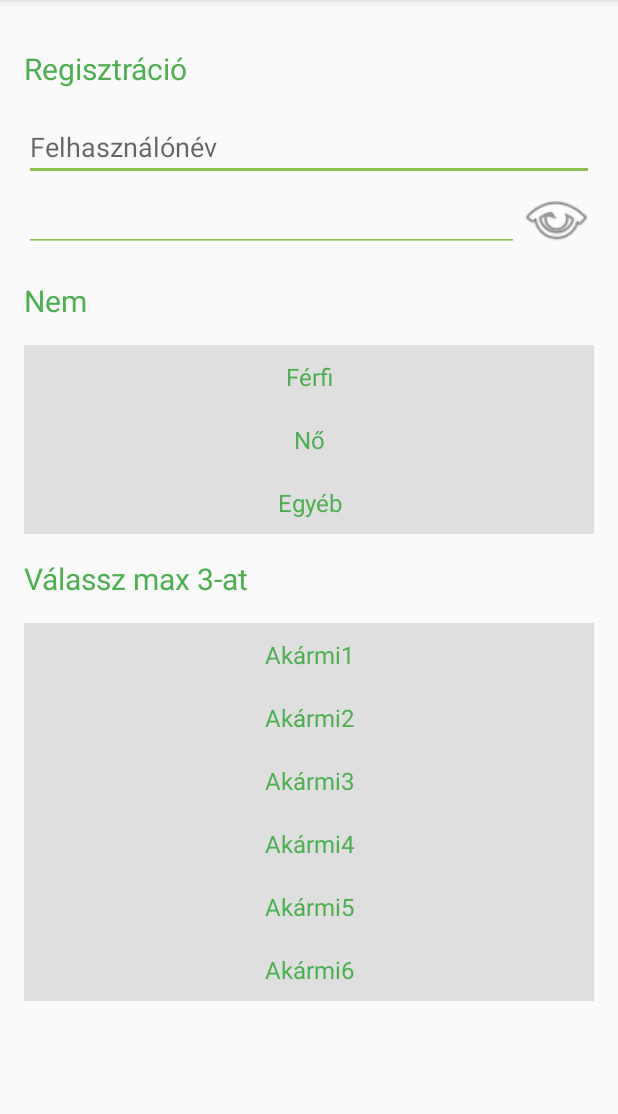
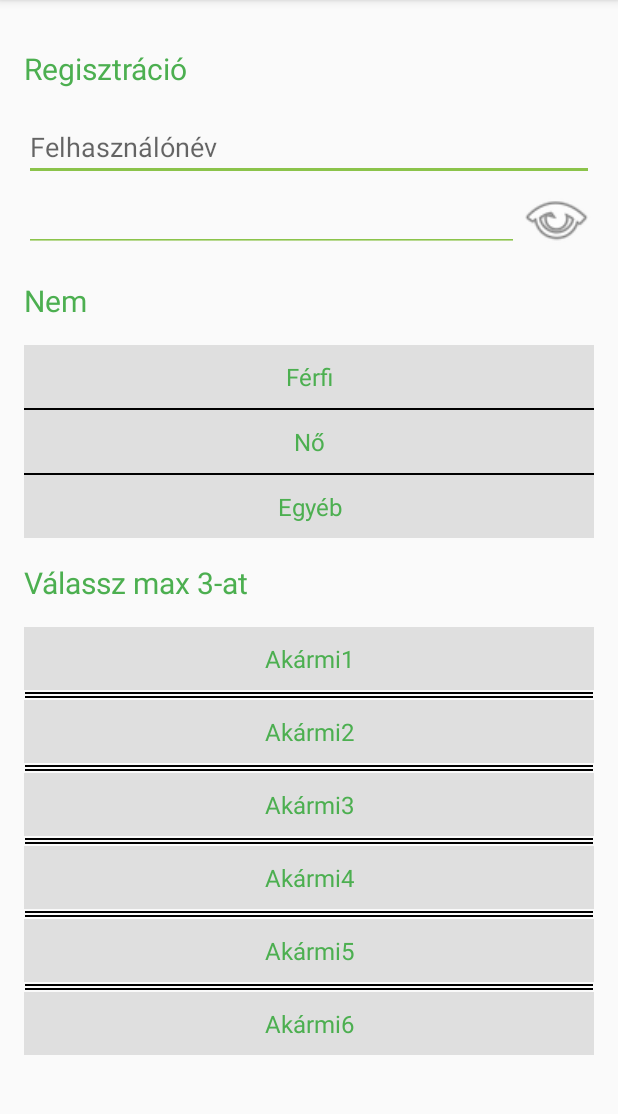
Before and after one commit to bence04/Android_VIAUAV21, an Android app: the screen it shows after launch (ViewLaborActivity), on a phone screen of 412 x 824 dp, the part 84-1198 px from its top. Run offline under Robolectric (Android 15) with nearby library versions, the phone set to English and light mode, and no system bars.

Commit message:
added dividerType attr

```diff
--- a/Labor/ViewLabor/app/src/main/java/hu/bme/aut/amorg/examples/viewlabor/view/ChoiceLayout.java
+++ b/Labor/ViewLabor/app/src/main/java/hu/bme/aut/amorg/examples/viewlabor/view/ChoiceLayout.java
@@ -5,12 +5,18 @@ import android.content.res.TypedArray;
 import android.util.AttributeSet;
 import android.util.Log;
 import android.view.View;
+import android.view.ViewGroup;
+import android.widget.ImageView;
 import android.widget.LinearLayout;
 
 import hu.bme.aut.amorg.examples.viewlabor.R;
 
 public class ChoiceLayout extends LinearLayout {
 
+    public static final int DIVIDER_NONE=0;
+    public static final int DIVIDER_SIMPLE=1;
+    public static final int DIVIDER_DOUBLE=2;
+    int dividerType;
     int multiple = 1;
 
     public ChoiceLayout(Context context) {
@@ -30,10 +36,12 @@ public class ChoiceLayout extends LinearLayout {
 
     protected void initLayout(Context context, AttributeSet attrs) {
         setOrientation(LinearLayout.VERTICAL);
+
         if (attrs != null) {
             TypedArray a = context.obtainStyledAttributes(attrs, R.styleable.ChoiceLayout);
             try {
                 multiple = a.getInt(R.styleable.ChoiceLayout_multiple, 1);
+                dividerType = a.getInt(R.styleable.ChoiceLayout_dividerType, 0);
             } finally {
                 a.recycle();
             }
@@ -43,12 +51,18 @@ public class ChoiceLayout extends LinearLayout {
 
     @Override
     public void addView(View child) {
+        if(getChildCount() > 0) {
+            addDivider();
+        }
         super.addView(child);
         refreshAfterAdd(child);
     }
 
     @Override
     public void addView(View child, android.view.ViewGroup.LayoutParams params) {
+        if(getChildCount() > 0) {
+            addDivider();
+        }
         super.addView(child, params);
         refreshAfterAdd(child);
     }
@@ -85,4 +99,20 @@ public class ChoiceLayout extends LinearLayout {
             }
         }
     };
+
+    public void addDivider() {
+        if(dividerType != DIVIDER_NONE) {
+            ImageView div = new ImageView(getContext());
+            switch (dividerType) {
+                case DIVIDER_SIMPLE:
+                    div.setImageResource(R.drawable.choice_divider_simple);
+                    break;
+                case DIVIDER_DOUBLE:
+                    div.setImageResource(R.drawable.choice_divider_double);
+                    break;
+            }
+            LinearLayout.LayoutParams lp = new LinearLayout.LayoutParams(ViewGroup.LayoutParams.MATCH_PARENT, ViewGroup.LayoutParams.WRAP_CONTENT);
+            super.addView(div, lp);
+        }
+    }
 }
--- /dev/null
+++ b/Labor/ViewLabor/app/src/main/res/drawable/choice_divider_double.xml
@@ -0,0 +1,15 @@
+<?xml version="1.0" encoding="utf-8"?>
+<layer-list xmlns:android="http://schemas.android.com/apk/res/android">
+    <item android:bottom="3dp">
+        <shape android:shape="line">
+            <stroke android:color="#000000" android:width="1dp" />
+            <size android:height="4dp" />
+        </shape>
+    </item>
+    <item android:top="3dp">
+        <shape android:shape="line">
+            <stroke	android:color="#000000"	android:width="1dp" />
+            <size android:height="4dp" />
+        </shape>
+    </item>
+</layer-list>
--- /dev/null
+++ b/Labor/ViewLabor/app/src/main/res/drawable/choice_divider_simple.xml
@@ -0,0 +1,5 @@
+<?xml version="1.0" encoding="utf-8"?>
+<shape xmlns:android="http://schemas.android.com/apk/res/android">
+    <solid android:color="#000000" />
+    <size android:height="1dp" />
+</shape>
--- a/Labor/ViewLabor/app/src/main/res/layout/activity_view_labor.xml
+++ b/Labor/ViewLabor/app/src/main/res/layout/activity_view_labor.xml
@@ -40,7 +40,8 @@
             android:id="@+id/firstCL"
             app:multiple="1"
             android:layout_width="match_parent"
-            android:layout_height="wrap_content">
+            android:layout_height="wrap_content"
+            app:dividerType="simple_divider">
 
             <TextView
                 style="@style/ChoiceOptionStyle"
@@ -71,7 +72,8 @@
             android:id="@+id/secondCL"
             android:layout_width="match_parent"
             android:layout_height="wrap_content"
-            app:multiple="3">
+            app:multiple="3"
+            app:dividerType="double_divider">
 
             <TextView
                 style="@style/ChoiceOptionStyle"
--- a/Labor/ViewLabor/app/src/main/res/values/attrs.xml
+++ b/Labor/ViewLabor/app/src/main/res/values/attrs.xml
@@ -2,5 +2,14 @@
 <resources>
     <declare-styleable name="ChoiceLayout">
         <attr name="multiple" format="integer" />
+
+        <attr name="dividerType" format="enum">
+            <enum name="none" value="0" />
+            <enum name="simple_divider" value="1" />
+            <enum name="double_divider" value="2" />
+        </attr>
+
     </declare-styleable>
+
+
 </resources>
```
